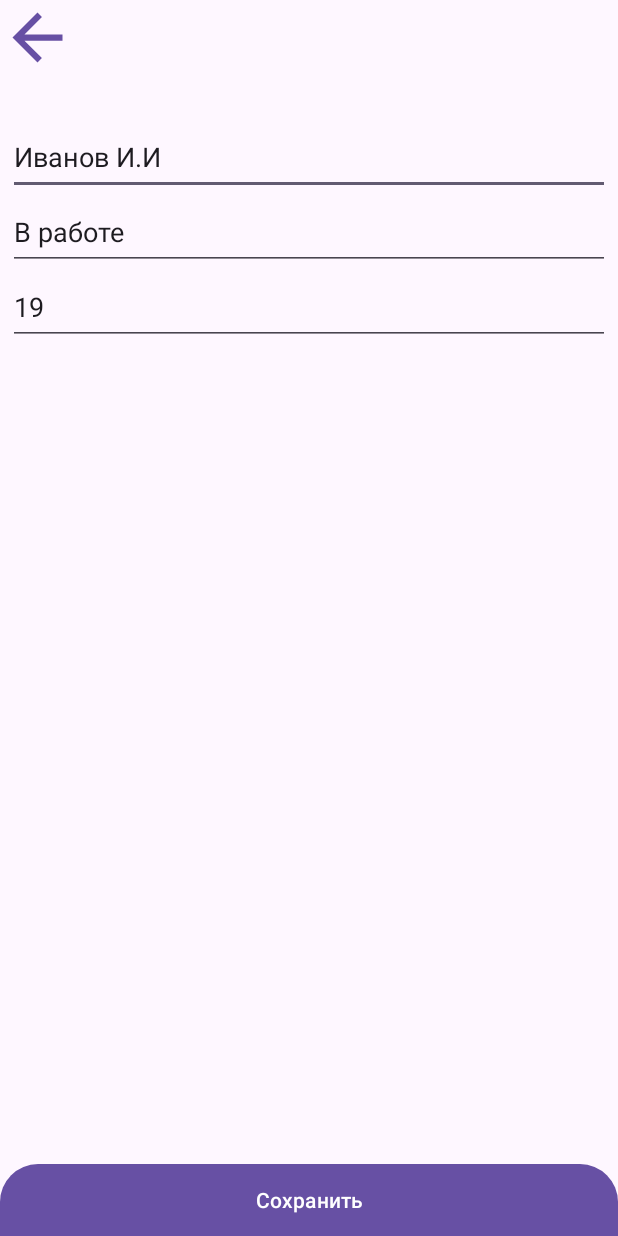
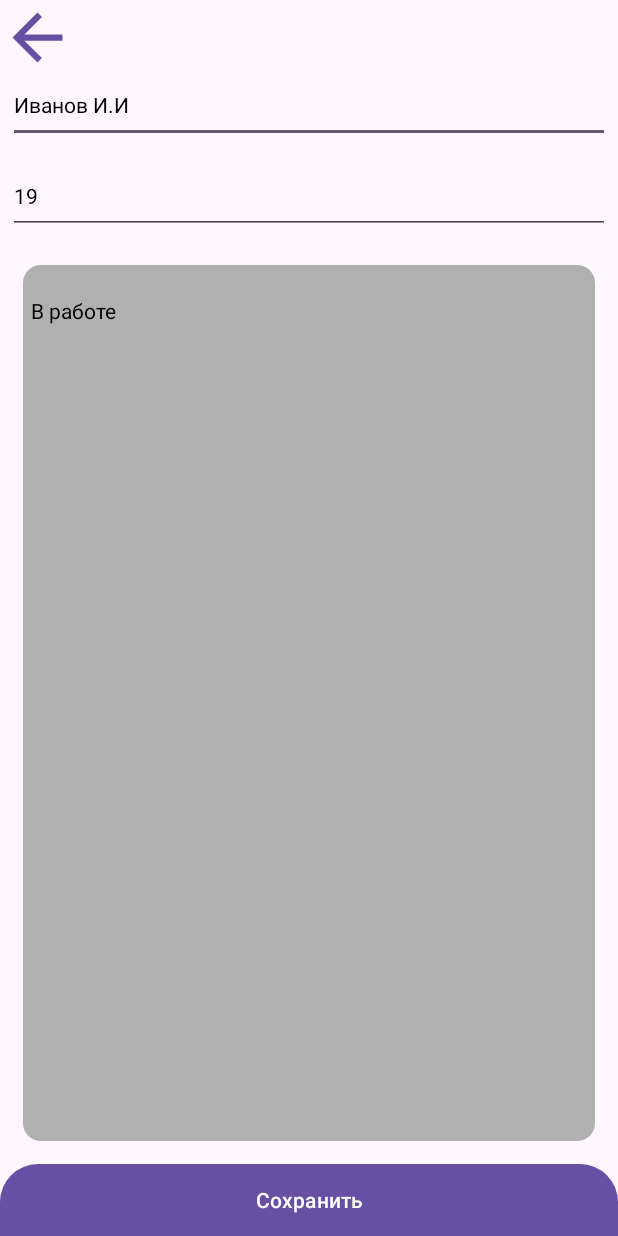
Before and after one commit to Azingamot/DatabaseAuth, an Android app: the screen it shows after launch (UserActivity), after a tap on "EDIT", on a phone screen of 412 x 824 dp. Run offline under Robolectric (Android 15) with nearby library versions, the phone set to English and light mode, and no system bars; 1 other tap on this screen came first.

Commit message:
Изменен дизайн

```diff
--- a/app/src/main/java/com/example/databaseauth/MainActivity.java
+++ b/app/src/main/java/com/example/databaseauth/MainActivity.java
@@ -34,9 +34,9 @@ public class MainActivity extends AppCompatActivity {
     private FrameLayout userFrame;
     private LayoutInflater layoutInflater;
     private Context context;
-    private TextView nameView, stateView, ageView;
+    private static TextView nameView, stateView, ageView;
     private static UsersAdapter adapter;
-    private int currentUserPosition = 0;
+    private static int currentUserPosition = 0;
 
     private List<User> users = new UsersStaticInfo().Users;
 
@@ -98,6 +98,7 @@ public class MainActivity extends AppCompatActivity {
     public static void UpdateList()
     {
         adapter.notifyDataSetChanged();
+        SetUserData(adapter.getItem(currentUserPosition));
     }
 
     public void BackToList(View view)
@@ -105,7 +106,7 @@ public class MainActivity extends AppCompatActivity {
         UserVisibility(false);
     }
 
-    private void SetUserData(User user)
+    private static void SetUserData(User user)
     {
         nameView.setText(user.getName());
         stateView.setText(user.getState());
--- a/app/src/main/java/com/example/databaseauth/UserActivity.java
+++ b/app/src/main/java/com/example/databaseauth/UserActivity.java
@@ -7,6 +7,7 @@ import android.os.Bundle;
 import android.util.Log;
 import android.view.View;
 import android.widget.EditText;
+import android.widget.Toast;
 
 import androidx.activity.EdgeToEdge;
 import androidx.appcompat.app.AppCompatActivity;
@@ -16,6 +17,7 @@ import androidx.core.view.WindowInsetsCompat;
 
 import com.example.databaseauth.Data.User;
 import com.example.databaseauth.Data.UsersStaticInfo;
+import com.example.databaseauth.Utils.Transform;
 
 public class UserActivity extends AppCompatActivity {
 
@@ -80,8 +82,8 @@ public class UserActivity extends AppCompatActivity {
     private void onSaveClicked()
     {
         activeUser.setName(nameEdit.getText().toString());
-        activeUser.setState(nameEdit.getText().toString());
-        activeUser.setAge(Integer.getInteger(ageEdit.getText().toString()));
+        activeUser.setState(statusEdit.getText().toString());
+        activeUser.setAge(Transform.parseIntOrDefault(ageEdit.getText().toString(), activeUser.getAge()));
 
         MainActivity.UpdateList();
 
--- /dev/null
+++ b/app/src/main/res/drawable/baseline_edit.xml
@@ -0,0 +1,5 @@
+<vector xmlns:android="http://schemas.android.com/apk/res/android" android:height="24dp" android:tint="#000000" android:viewportHeight="24" android:viewportWidth="24" android:width="24dp">
+
+    <path android:fillColor="@android:color/white" android:pathData="M3,17.25V21h3.75L17.81,9.94l-3.75,-3.75L3,17.25zM20.71,7.04c0.39,-0.39 0.39,-1.02 0,-1.41l-2.34,-2.34c-0.39,-0.39 -1.02,-0.39 -1.41,0l-1.83,1.83 3.75,3.75 1.83,-1.83z"/>
+
+</vector>
--- a/app/src/main/res/layout/activity_user.xml
+++ b/app/src/main/res/layout/activity_user.xml
@@ -25,14 +25,16 @@
     <LinearLayout
         android:layout_width="match_parent"
         android:layout_height="0dp"
-        android:layout_marginTop="80dp"
+        android:layout_marginTop="40dp"
         android:orientation="vertical"
+        app:layout_constraintBottom_toTopOf="@+id/saveButton"
         app:layout_constraintEnd_toEndOf="parent"
         app:layout_constraintStart_toStartOf="parent"
         app:layout_constraintTop_toTopOf="parent">
 
         <EditText
             android:id="@+id/nameUserEdit"
+            style="@style/StateText"
             android:layout_width="match_parent"
             android:layout_height="50dp"
             android:layout_marginStart="5dp"
@@ -43,18 +45,8 @@
             android:maxLines="1" />
 
         <EditText
-            android:id="@+id/stateUserEdit"
-            android:layout_width="match_parent"
-            android:layout_height="50dp"
-            android:layout_marginStart="5dp"
-            android:layout_marginEnd="5dp"
-            android:ems="10"
-            android:hint="@string/status_hint"
-            android:inputType="text"
-            android:maxLines="1" />
-
-        <EditText
             android:id="@+id/ageUserEdit"
+            style="@style/StateText"
             android:layout_width="match_parent"
             android:layout_height="50dp"
             android:layout_marginStart="5dp"
@@ -63,6 +55,27 @@
             android:hint="@string/age_hint"
             android:inputType="text"
             android:maxLines="1" />
+
+        <FrameLayout
+            android:layout_width="match_parent"
+            android:layout_height="match_parent"
+            android:layout_margin="15dp"
+            android:background="@drawable/back_smoke_round"
+            android:padding="0dp">
+
+            <EditText
+                android:id="@+id/stateUserEdit"
+                style="@style/StateText"
+                android:layout_width="match_parent"
+                android:layout_height="50dp"
+                android:layout_marginStart="5dp"
+                android:layout_marginTop="5dp"
+                android:layout_marginEnd="5dp"
+                android:background="@color/smoke"
+                android:ems="10"
+                android:hint="@string/status_hint"
+                android:inputType="text" />
+        </FrameLayout>
 
     </LinearLayout>
 
--- /dev/null
+++ b/app/src/main/res/values/styles.xml
@@ -0,0 +1,16 @@
+<?xml version="1.0" encoding="utf-8"?>
+<resources>
+
+    <style name="StateText" parent="BaseContainer">
+        <item name="android:textColor">@color/black</item>
+        <item name="android:textSize">14sp</item>
+    </style>
+    <style name="NameText" parent="BaseContainer">
+        <item name="android:textColor">@color/black</item>
+        <item name="android:textSize">24sp</item>
+    </style>
+
+    <style name="BaseContainer">
+        <item name="android:layout_margin">5dp</item>
+    </style>
+</resources>
```
Also changed, not shown: app/src/main/java/com/example/databaseauth/Utils/Transform.java (added, +17 -0 lines), app/src/main/res/layout-land/activity_main.xml (+7 -4 lines), app/src/main/res/layout/activity_main.xml (+10 -5 lines), app/src/main/res/layout/users_layout.xml (+8 -4 lines).
